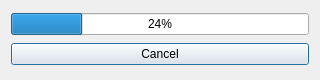
Qt form dialog_import_progress.ui (ChunKai-Wang/PicIn) before a commit.
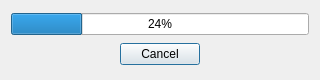
The same form after that commit.

What changed in the file:
```diff
--- a/dialog_import_progress.ui
+++ b/dialog_import_progress.ui
@@ -21,7 +21,7 @@
      </property>
     </widget>
    </item>
-   <item>
+   <item alignment="Qt::AlignHCenter">
     <widget class="QPushButton" name="button_cancel">
      <property name="text">
       <string>Cancel</string>
```
